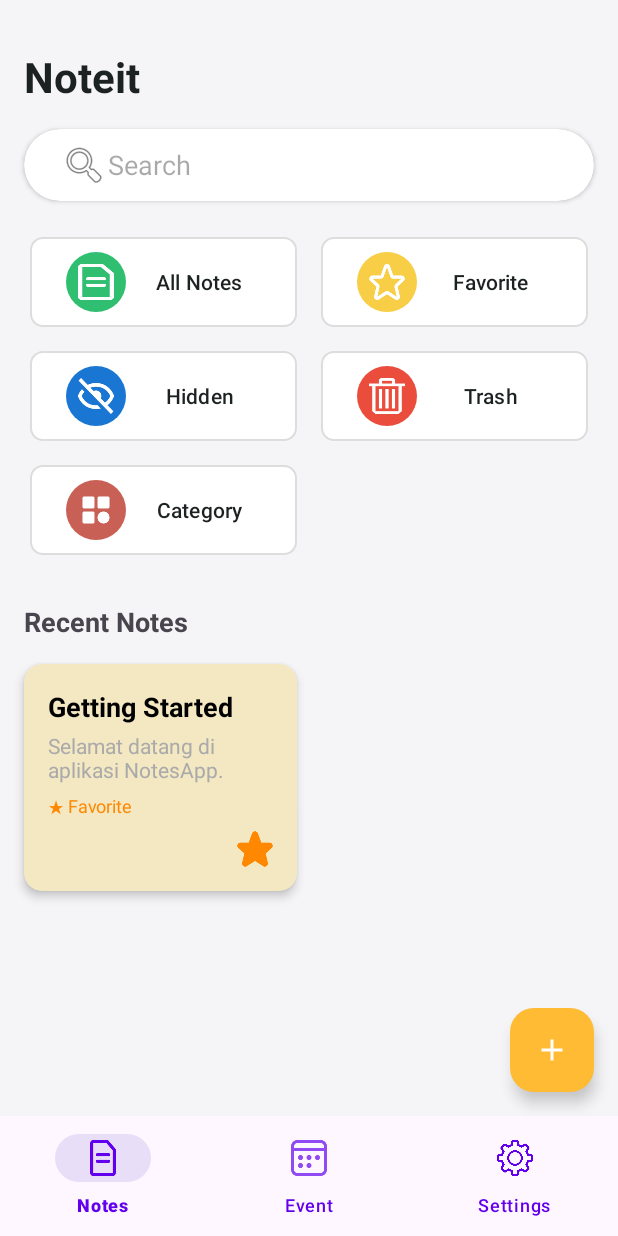
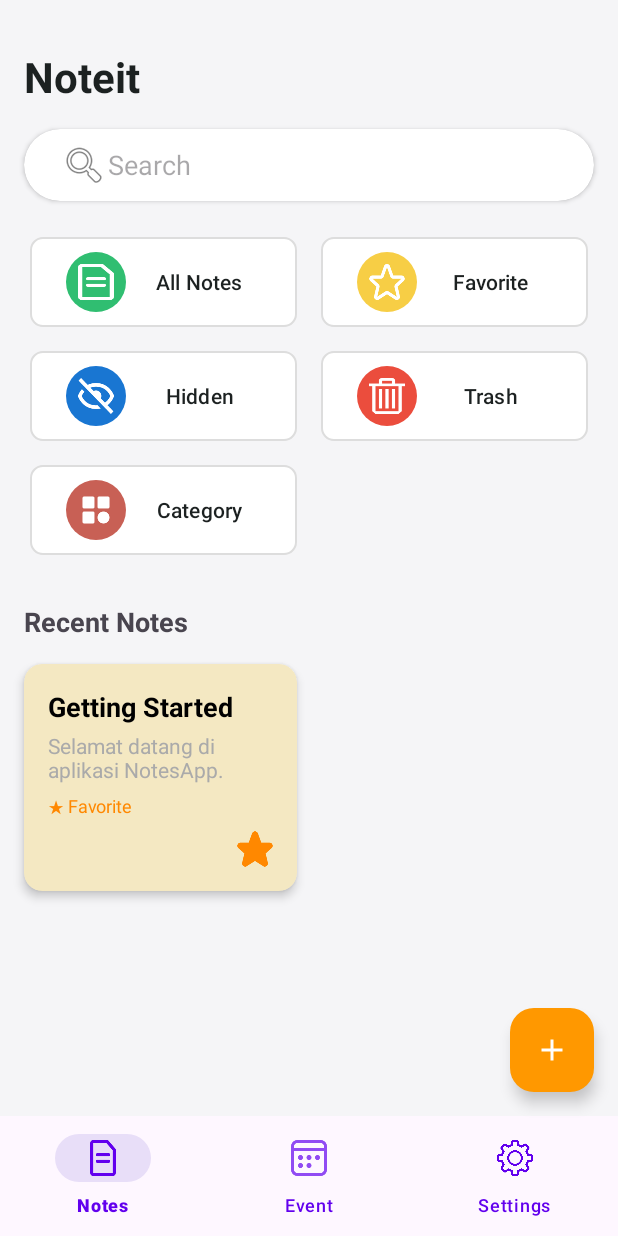
Before and after one commit to tridarma6/notes-app, an Android app: the screen it shows after launch (MainActivity), on a phone screen of 412 x 824 dp. Run offline under Robolectric (Android 15) with nearby library versions, the phone set to English and light mode, and no system bars.

Commit message:
menambah color di main

```diff
--- a/app/src/main/res/layout/activity_main.xml
+++ b/app/src/main/res/layout/activity_main.xml
@@ -3,7 +3,7 @@
     android:id="@+id/mainLayout"
     android:layout_width="match_parent"
     android:layout_height="match_parent"
-    android:background="#F5F5F7">
+    android:background="@color/background_light">
 
     <!-- App Title -->
     <TextView
@@ -13,7 +13,7 @@
         android:text="@string/app_name"
         android:textStyle="bold"
         android:textSize="28sp"
-        android:textColor="#1C2121"
+        android:textColor="@color/text_color"
         app:layout_constraintTop_toTopOf="parent"
         app:layout_constraintStart_toStartOf="parent"
         android:layout_marginStart="16dp"
@@ -45,7 +45,7 @@
                 android:drawableStart="@android:drawable/ic_menu_search"
                 android:paddingStart="8dp"
                 android:paddingEnd="8dp"
-                android:textColor="#000"
+                android:textColor="@color/black"
                 android:inputType="text" />
         </RelativeLayout>
     </androidx.cardview.widget.CardView>
@@ -164,7 +164,7 @@
         android:contentDescription="@string/cont_prev"
         android:src="@drawable/baseline_add_24"
         app:tint="@android:color/white"
-        app:backgroundTint="@android:color/holo_orange_light"
+        app:backgroundTint="@color/fab_orange"
         app:layout_constraintBottom_toTopOf="@id/bottom_navigation"
         app:layout_constraintEnd_toEndOf="parent"/>
 
--- a/app/src/main/res/values/colors.xml
+++ b/app/src/main/res/values/colors.xml
@@ -27,5 +27,7 @@
     <color name="background_light">#F5F5F7</color>
     <color name="green_primary">#34C759</color>
     <color name="gray_spinner">#CCCCCC</color>
+    <color name="fab_orange">#FF9800</color>
+
 
 </resources>
```
